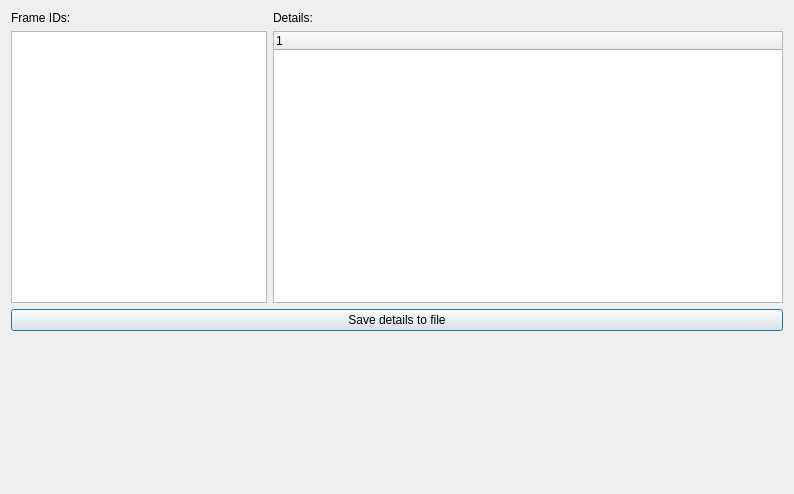
collin80/SavvyCAN, file ui/frameinfowindow.ui: the form before one commit.
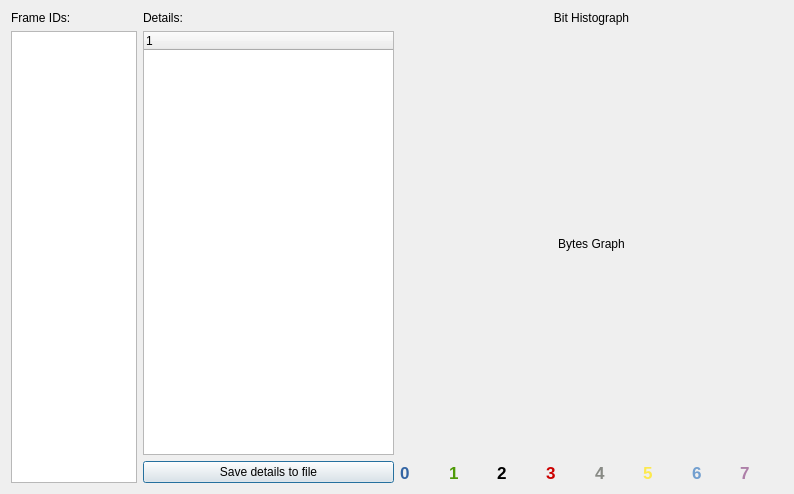
The form after the commit. Custom widgets are drawn as their Qt base class.

Commit message: Restructured the Frame Info window and added a graph of all the bytes in the selected frame (color coded the same as the flowview)

The edit to the form file:
```diff
--- a/ui/frameinfowindow.ui
+++ b/ui/frameinfowindow.ui
@@ -13,68 +13,474 @@
   <property name="windowTitle">
    <string>Detailed Frame Information</string>
   </property>
-  <layout class="QVBoxLayout" name="verticalLayout_2" stretch="10,1,5">
+  <layout class="QHBoxLayout" name="horizontalLayout_2" stretch="1,1">
    <item>
-    <layout class="QHBoxLayout" name="horizontalLayout">
+    <layout class="QVBoxLayout" name="verticalLayout_2">
      <item>
-      <layout class="QVBoxLayout" name="verticalLayout_3">
+      <layout class="QHBoxLayout" name="horizontalLayout" stretch="1,2">
        <item>
-        <widget class="QLabel" name="lblFrameID">
+        <layout class="QVBoxLayout" name="verticalLayout_3">
+         <item>
+          <widget class="QLabel" name="lblFrameID">
+           <property name="text">
+            <string>Frame IDs:</string>
+           </property>
+          </widget>
+         </item>
+         <item>
+          <widget class="QListWidget" name="listFrameID">
+           <property name="sizePolicy">
+            <sizepolicy hsizetype="Fixed" vsizetype="Expanding">
+             <horstretch>0</horstretch>
+             <verstretch>0</verstretch>
+            </sizepolicy>
+           </property>
+           <property name="minimumSize">
+            <size>
+             <width>120</width>
+             <height>0</height>
+            </size>
+           </property>
+          </widget>
+         </item>
+        </layout>
+       </item>
+       <item>
+        <layout class="QVBoxLayout" name="verticalLayout">
+         <item>
+          <widget class="QLabel" name="label_2">
+           <property name="text">
+            <string>Details:</string>
+           </property>
+          </widget>
+         </item>
+         <item>
+          <widget class="QTreeWidget" name="treeDetails">
+           <column>
+            <property name="text">
+             <string notr="true">1</string>
+            </property>
+           </column>
+          </widget>
+         </item>
+         <item>
+          <widget class="QPushButton" name="btnSave">
+           <property name="text">
+            <string>Save details to file</string>
+           </property>
+          </widget>
+         </item>
+        </layout>
+       </item>
+      </layout>
+     </item>
+    </layout>
+   </item>
+   <item>
+    <layout class="QVBoxLayout" name="verticalLayout_4" stretch="0,1,0,1,0">
+     <item>
+      <widget class="QLabel" name="label">
+       <property name="text">
+        <string>Bit Histograph</string>
+       </property>
+       <property name="alignment">
+        <set>Qt::AlignCenter</set>
+       </property>
+      </widget>
+     </item>
+     <item>
+      <widget class="QCustomPlot" name="graphHistogram" native="true"/>
+     </item>
+     <item>
+      <widget class="QLabel" name="label_3">
+       <property name="text">
+        <string>Bytes Graph</string>
+       </property>
+       <property name="alignment">
+        <set>Qt::AlignCenter</set>
+       </property>
+      </widget>
+     </item>
+     <item>
+      <widget class="QCustomPlot" name="graphBytes" native="true"/>
+     </item>
+     <item>
+      <layout class="QHBoxLayout" name="horizontalLayout_3">
+       <item>
+        <widget class="QLabel" name="label_6">
+         <property name="palette">
+          <palette>
+           <active>
+            <colorrole role="WindowText">
+             <brush brushstyle="SolidPattern">
+              <color alpha="255">
+               <red>52</red>
+               <green>101</green>
+               <blue>164</blue>
+              </color>
+             </brush>
+            </colorrole>
+           </active>
+           <inactive>
+            <colorrole role="WindowText">
+             <brush brushstyle="SolidPattern">
+              <color alpha="255">
+               <red>52</red>
+               <green>101</green>
+               <blue>164</blue>
+              </color>
+             </brush>
+            </colorrole>
+           </inactive>
+           <disabled>
+            <colorrole role="WindowText">
+             <brush brushstyle="SolidPattern">
+              <color alpha="255">
+               <red>190</red>
+               <green>190</green>
+               <blue>190</blue>
+              </color>
+             </brush>
+            </colorrole>
+           </disabled>
+          </palette>
+         </property>
+         <property name="font">
+          <font>
+           <pointsize>13</pointsize>
+           <weight>75</weight>
+           <bold>true</bold>
+          </font>
+         </property>
          <property name="text">
-          <string>Frame IDs:</string>
+          <string>0</string>
          </property>
         </widget>
        </item>
        <item>
-        <widget class="QListWidget" name="listFrameID">
-         <property name="sizePolicy">
-          <sizepolicy hsizetype="Fixed" vsizetype="Expanding">
-           <horstretch>0</horstretch>
-           <verstretch>0</verstretch>
-          </sizepolicy>
+        <widget class="QLabel" name="label_5">
+         <property name="palette">
+          <palette>
+           <active>
+            <colorrole role="WindowText">
+             <brush brushstyle="SolidPattern">
+              <color alpha="255">
+               <red>78</red>
+               <green>154</green>
+               <blue>6</blue>
+              </color>
+             </brush>
+            </colorrole>
+           </active>
+           <inactive>
+            <colorrole role="WindowText">
+             <brush brushstyle="SolidPattern">
+              <color alpha="255">
+               <red>78</red>
+               <green>154</green>
+               <blue>6</blue>
+              </color>
+             </brush>
+            </colorrole>
+           </inactive>
+           <disabled>
+            <colorrole role="WindowText">
+             <brush brushstyle="SolidPattern">
+              <color alpha="255">
+               <red>190</red>
+               <green>190</green>
+               <blue>190</blue>
+              </color>
+             </brush>
+            </colorrole>
+           </disabled>
+          </palette>
          </property>
-         <property name="minimumSize">
-          <size>
-           <width>120</width>
-           <height>0</height>
-          </size>
+         <property name="font">
+          <font>
+           <pointsize>13</pointsize>
+           <weight>75</weight>
+           <bold>true</bold>
+          </font>
          </property>
+         <property name="text">
+          <string>1</string>
+         </property>
         </widget>
        </item>
-      </layout>
-     </item>
-     <item>
-      <layout class="QVBoxLayout" name="verticalLayout">
        <item>
-        <widget class="QLabel" name="label_2">
+        <widget class="QLabel" name="label_9">
+         <property name="font">
+          <font>
+           <pointsize>13</pointsize>
+           <weight>75</weight>
+           <bold>true</bold>
+          </font>
+         </property>
          <property name="text">
-          <string>Details:</string>
+          <string>2</string>
          </property>
         </widget>
        </item>
        <item>
-        <widget class="QTreeWidget" name="treeDetails">
-         <column>
-          <property name="text">
-           <string notr="true">1</string>
-          </property>
-         </column>
+        <widget class="QLabel" name="label_10">
+         <property name="palette">
+          <palette>
+           <active>
+            <colorrole role="WindowText">
+             <brush brushstyle="SolidPattern">
+              <color alpha="255">
+               <red>204</red>
+               <green>0</green>
+               <blue>0</blue>
+              </color>
+             </brush>
+            </colorrole>
+           </active>
+           <inactive>
+            <colorrole role="WindowText">
+             <brush brushstyle="SolidPattern">
+              <color alpha="255">
+               <red>204</red>
+               <green>0</green>
+               <blue>0</blue>
+              </color>
+             </brush>
+            </colorrole>
+           </inactive>
+           <disabled>
+            <colorrole role="WindowText">
+             <brush brushstyle="SolidPattern">
+              <color alpha="255">
+               <red>190</red>
+               <green>190</green>
+               <blue>190</blue>
+              </color>
+             </brush>
+            </colorrole>
+           </disabled>
+          </palette>
+         </property>
+         <property name="font">
+          <font>
+           <pointsize>13</pointsize>
+           <weight>75</weight>
+           <bold>true</bold>
+          </font>
+         </property>
+         <property name="text">
+          <string>3</string>
+         </property>
         </widget>
        </item>
+       <item>
+        <widget class="QLabel" name="label_7">
+         <property name="palette">
+          <palette>
+           <active>
+            <colorrole role="WindowText">
+             <brush brushstyle="SolidPattern">
+              <color alpha="255">
+               <red>136</red>
+               <green>138</green>
+               <blue>133</blue>
+              </color>
+             </brush>
+            </colorrole>
+           </active>
+           <inactive>
+            <colorrole role="WindowText">
+             <brush brushstyle="SolidPattern">
+              <color alpha="255">
+               <red>136</red>
+               <green>138</green>
+               <blue>133</blue>
+              </color>
+             </brush>
+            </colorrole>
+           </inactive>
+           <disabled>
+            <colorrole role="WindowText">
+             <brush brushstyle="SolidPattern">
+              <color alpha="255">
+               <red>190</red>
+               <green>190</green>
+               <blue>190</blue>
+              </color>
+             </brush>
+            </colorrole>
+           </disabled>
+          </palette>
+         </property>
+         <property name="font">
+          <font>
+           <pointsize>13</pointsize>
+           <weight>75</weight>
+           <bold>true</bold>
+          </font>
+         </property>
+         <property name="text">
+          <string>4</string>
+         </property>
+        </widget>
+       </item>
+       <item>
+        <widget class="QLabel" name="label_4">
+         <property name="palette">
+          <palette>
+           <active>
+            <colorrole role="WindowText">
+             <brush brushstyle="SolidPattern">
+              <color alpha="255">
+               <red>252</red>
+               <green>233</green>
+               <blue>79</blue>
+              </color>
+             </brush>
+            </colorrole>
+           </active>
+           <inactive>
+            <colorrole role="WindowText">
+             <brush brushstyle="SolidPattern">
+              <color alpha="255">
+               <red>252</red>
+               <green>233</green>
+               <blue>79</blue>
+              </color>
+             </brush>
+            </colorrole>
+           </inactive>
+           <disabled>
+            <colorrole role="WindowText">
+             <brush brushstyle="SolidPattern">
+              <color alpha="255">
+               <red>190</red>
+               <green>190</green>
+               <blue>190</blue>
+              </color>
+             </brush>
+            </colorrole>
+           </disabled>
+          </palette>
+         </property>
+         <property name="font">
+          <font>
+           <pointsize>13</pointsize>
+           <weight>75</weight>
+           <bold>true</bold>
+          </font>
+         </property>
+         <property name="text">
+          <string>5</string>
+         </property>
+        </widget>
+       </item>
+       <item>
+        <widget class="QLabel" name="label_11">
+         <property name="palette">
+          <palette>
+           <active>
+            <colorrole role="WindowText">
+             <brush brushstyle="SolidPattern">
+              <color alpha="255">
+               <red>114</red>
+               <green>159</green>
+               <blue>207</blue>
+              </color>
+             </brush>
+            </colorrole>
+           </active>
+           <inactive>
+            <colorrole role="WindowText">
+             <brush brushstyle="SolidPattern">
+              <color alpha="255">
+               <red>114</red>
+               <green>159</green>
+               <blue>207</blue>
+              </color>
+             </brush>
+            </colorrole>
+           </inactive>
+           <disabled>
+            <colorrole role="WindowText">
+             <brush brushstyle="SolidPattern">
+              <color alpha="255">
+               <red>190</red>
+               <green>190</green>
+               <blue>190</blue>
+              </color>
+             </brush>
+            </colorrole>
+           </disabled>
+          </palette>
+         </property>
+         <property name="font">
+          <font>
+           <pointsize>13</pointsize>
+           <weight>75</weight>
+           <bold>true</bold>
+          </font>
+         </property>
+         <property name="text">
+          <string>6</string>
+         </property>
+        </widget>
+       </item>
+       <item>
+        <widget class="QLabel" name="label_8">
+         <property name="palette">
+          <palette>
+           <active>
+            <colorrole role="WindowText">
+             <brush brushstyle="SolidPattern">
+              <color alpha="255">
+               <red>173</red>
+               <green>127</green>
+               <blue>168</blue>
+              </color>
+             </brush>
+            </colorrole>
+           </active>
+           <inactive>
+            <colorrole role="WindowText">
+             <brush brushstyle="SolidPattern">
+              <color alpha="255">
+               <red>173</red>
+               <green>127</green>
+               <blue>168</blue>
+              </color>
+             </brush>
+            </colorrole>
+           </inactive>
+           <disabled>
+            <colorrole role="WindowText">
+             <brush brushstyle="SolidPattern">
+              <color alpha="255">
+               <red>190</red>
+               <green>190</green>
+               <blue>190</blue>
+              </color>
+             </brush>
+            </colorrole>
+           </disabled>
+          </palette>
+         </property>
+         <property name="font">
+          <font>
+           <pointsize>13</pointsize>
+           <weight>75</weight>
+           <bold>true</bold>
+          </font>
+         </property>
+         <property name="text">
+          <string>7</string>
+         </property>
+        </widget>
+       </item>
       </layout>
      </item>
     </layout>
    </item>
-   <item>
-    <widget class="QPushButton" name="btnSave">
-     <property name="text">
-      <string>Save details to file</string>
-     </property>
-    </widget>
-   </item>
-   <item>
-    <widget class="QCustomPlot" name="graphHistogram" native="true"/>
-   </item>
   </layout>
  </widget>
  <customwidgets>
```
Left out of the diff: 1 changed line with no effect on the pictures. The commit also changes 2 other files.
